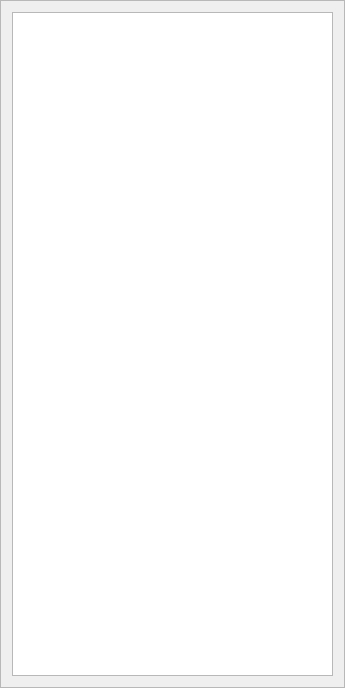
Before: the Qt Designer form gui/TreeView/TreeView.ui in simanwhite/FlowAssistant, drawn with Qt 5.
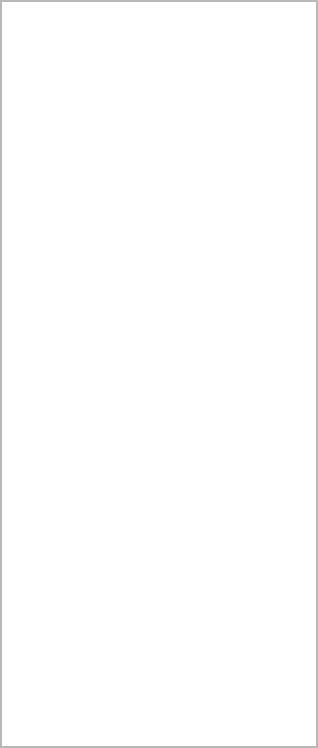
After: the same form once the commit is applied.

What changed in the file:
```diff
--- a/gui/TreeView/TreeView.ui
+++ b/gui/TreeView/TreeView.ui
@@ -6,8 +6,8 @@
    <rect>
     <x>0</x>
     <y>0</y>
-    <width>345</width>
-    <height>688</height>
+    <width>318</width>
+    <height>748</height>
    </rect>
   </property>
   <property name="windowTitle">
@@ -20,6 +20,9 @@
    <enum>QFrame::Raised</enum>
   </property>
   <layout class="QVBoxLayout" name="verticalLayout">
+   <property name="margin">
+    <number>0</number>
+   </property>
    <item>
     <widget class="QTreeView" name="treeView"/>
    </item>
```
